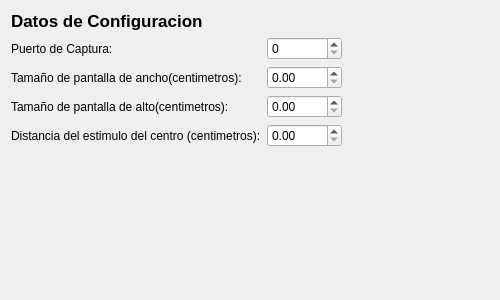
Before: the Qt Designer form saccrec/gui/Configuracion/DatosConfiguracion.ui in idertator/eog_recorder, drawn with Qt 5.
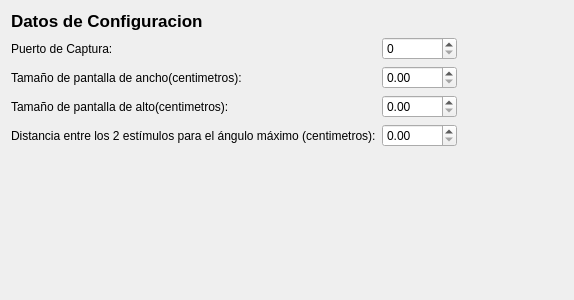
After: the same form once the commit is applied.

Commit message: Se cambio el nombre de la ventana de test y se agregaron 2 calibraciones al estimulador

```diff
--- a/saccrec/gui/Configuracion/DatosConfiguracion.ui
+++ b/saccrec/gui/Configuracion/DatosConfiguracion.ui
@@ -6,7 +6,7 @@
    <rect>
     <x>0</x>
     <y>0</y>
-    <width>500</width>
+    <width>574</width>
     <height>300</height>
    </rect>
   </property>
@@ -102,7 +102,7 @@
      <item row="4" column="0">
       <widget class="QLabel" name="label_4">
        <property name="text">
-        <string>Distancia del estimulo del centro (centimetros):</string>
+        <string>Distancia entre los 2 estímulos para el ángulo máximo (centimetros):</string>
        </property>
       </widget>
      </item>
```
Left out of the diff: 8 changed lines with no effect on the pictures. The commit also changes 4 other files.
